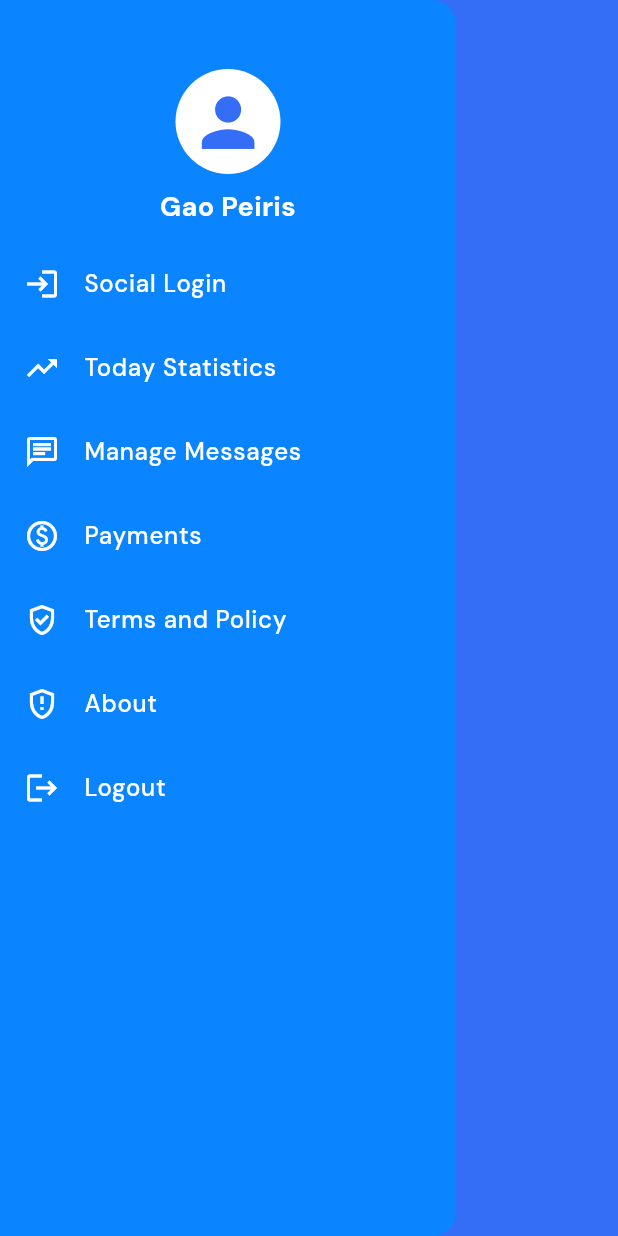
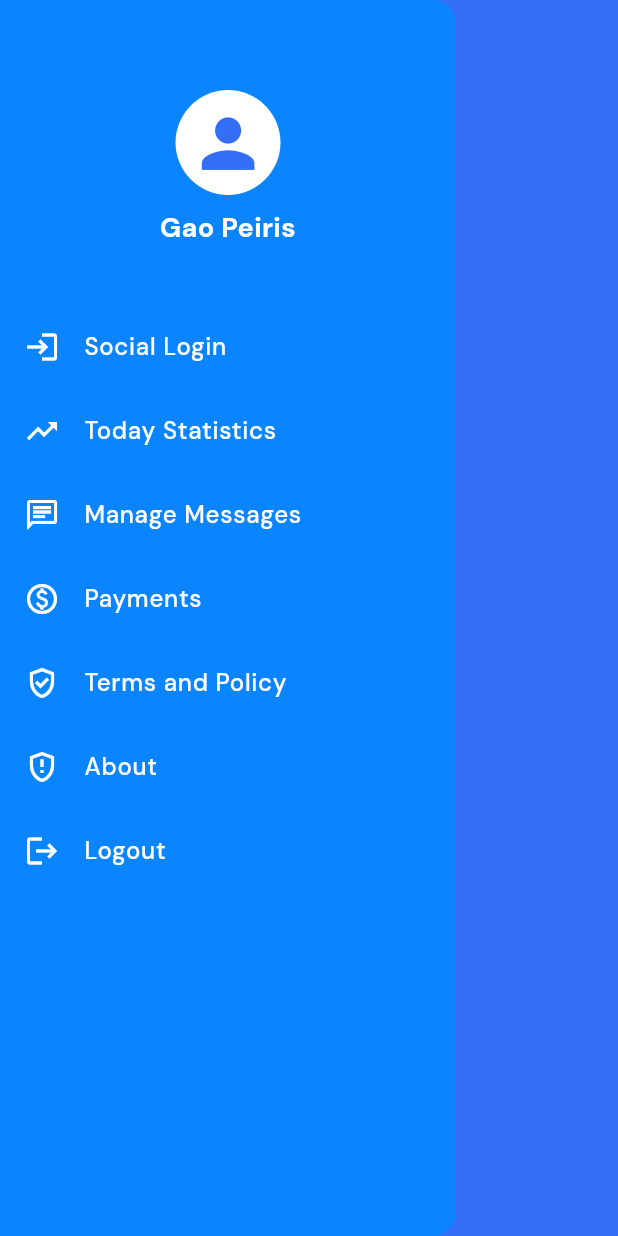
Before and after one commit to PhoneNorkankham/flutter-mobile, a Flutter app: the AppDrawer widget shown alone on an empty page, opened directly, on a phone screen of 412 x 824 dp. Run offline on Flutter 3.47's test engine with Material 3 defaults, Android fonts, the light colour scheme and no system bars; our stand-ins replace bloc, cached_network_image, connectivity_plus, dio, equatable, floor and 9 more; missing offline and left inert: back_system, dio_cache_interceptor; accounts and stored records are empty; statements that could not run were skipped.

Commit message:
chore: Updated padding

```diff
--- a/lib/src/design/components/base/app_drawer.dart
+++ b/lib/src/design/components/base/app_drawer.dart
@@ -8,11 +8,13 @@ class AppDrawer extends StatelessWidget {
 
   @override
   Widget build(BuildContext context) {
+    final double topPadding = MediaQuery.viewPaddingOf(context).top;
+    final double bottomPadding = MediaQuery.viewPaddingOf(context).bottom;
     return Drawer(
       child: ListView(
-        padding: EdgeInsets.zero,
+        padding: EdgeInsets.only(top: topPadding, bottom: bottomPadding),
         children: [
-          const SafeArea(child: SizedBox(height: 46)),
+          const SizedBox(height: 60),
           const AppCircleAvatar(url: '', radius: 35),
           const SizedBox(height: 10),
           Text(
@@ -22,7 +24,7 @@ class AppDrawer extends StatelessWidget {
             ),
             textAlign: TextAlign.center,
           ),
-          const SafeArea(child: SizedBox(height: 12)),
+          const SizedBox(height: 40),
           ...AppDrawerType.values.map((e) => ListTile(
                 onTap: () {},
                 leading: Icon(e.icon, color: Theme.of(context).colorScheme.onPrimary),
```
